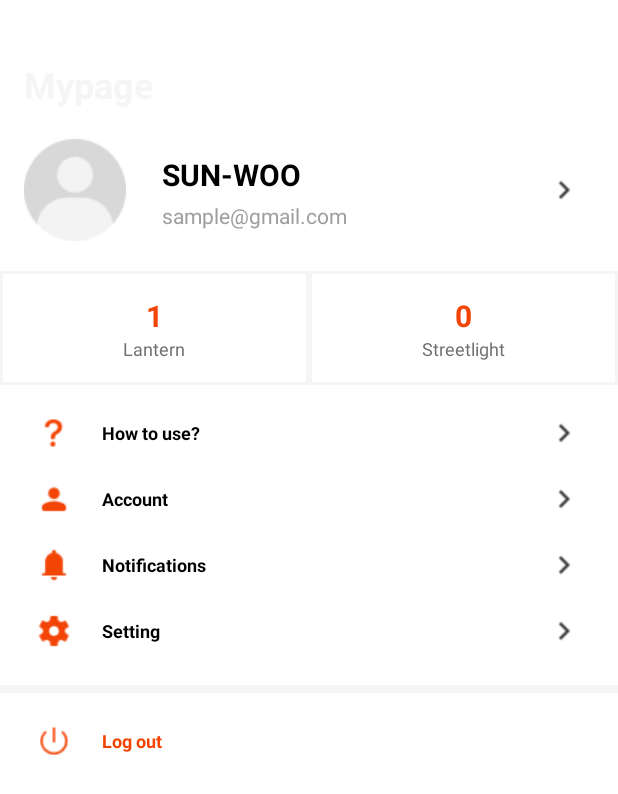
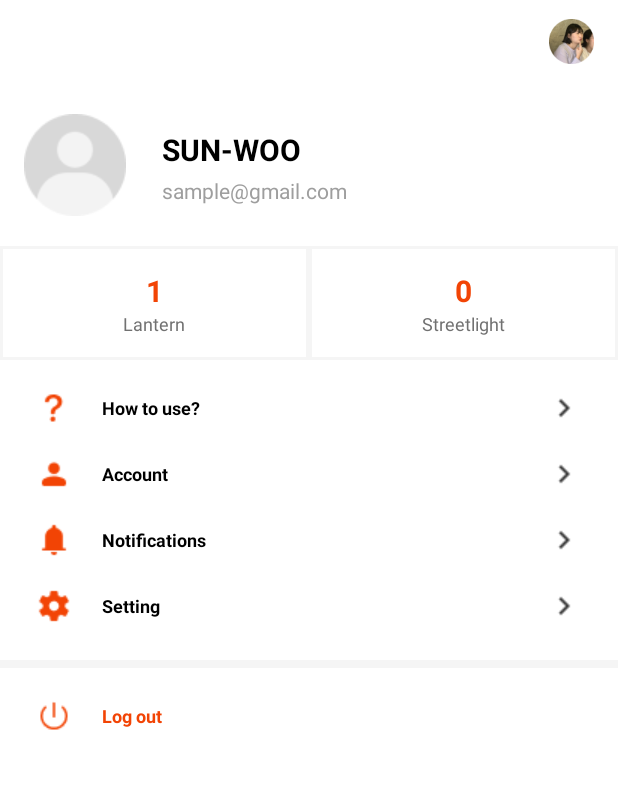
Before and after one commit to JinSunMi/UwalK, an Android app: the layout activity_mypage.xml on its own in the app's theme, with its tools: preview values and no code run, on a phone screen of 412 x 824 dp. Shown: the top 794 px of the screen. Run offline under Robolectric (Android 15) with nearby library versions, the phone set to English and light mode, and no system bars.

Commit message:
Feat: edit gradle

```diff
--- a/app/build.gradle
+++ b/app/build.gradle
@@ -7,6 +7,9 @@ plugins {
 android {
     compileSdk 32
 
+    buildFeatures {
+        viewBinding = true
+    }
     defaultConfig {
         applicationId "com.mirim.uwalk"
         minSdk 21
--- a/app/src/main/java/com/mirim/uwalk/MypageActivity.kt
+++ b/app/src/main/java/com/mirim/uwalk/MypageActivity.kt
@@ -2,8 +2,11 @@ package com.mirim.uwalk
 
 import androidx.appcompat.app.AppCompatActivity
 import android.os.Bundle
+import com.mirim.uwalk.databinding.ActivityMypageBinding
 
 class MypageActivity : AppCompatActivity() {
+    lateinit var binding: ActivityMypageBinding
+
     override fun onCreate(savedInstanceState: Bundle?) {
         super.onCreate(savedInstanceState)
         setContentView(R.layout.activity_mypage)
--- a/app/src/main/res/layout/activity_mypage.xml
+++ b/app/src/main/res/layout/activity_mypage.xml
@@ -6,20 +6,9 @@
     android:layout_height="match_parent"
     tools:context=".MypageActivity">
 
-    <TextView
-        android:layout_width="wrap_content"
-        android:layout_height="wrap_content"
-        android:paddingRight="16dp"
-        android:paddingLeft="16dp"
-        android:text="Mypage"
-        android:textColor="@color/gray6"
-        android:textSize="24dp"
-        android:textStyle="bold"
-        app:layout_constraintLeft_toLeftOf="parent"
-        android:layout_marginTop="40dp"
-        app:layout_constraintTop_toTopOf="parent"
-        android:id="@+id/txt_mypage"/>
-
+    <include
+        layout="@layout/toolbar"
+        android:id="@+id/toolbar" />
     <LinearLayout
         android:paddingRight="16dp"
         android:layout_width="match_parent"
@@ -27,7 +16,7 @@
         android:orientation="horizontal"
         app:layout_constraintLeft_toLeftOf="parent"
         app:layout_constraintRight_toRightOf="parent"
-        app:layout_constraintTop_toBottomOf="@id/txt_mypage"
+        app:layout_constraintTop_toBottomOf="@id/toolbar"
         android:layout_marginTop="20dp"
         android:id="@+id/my_profile_box">
 
@@ -66,17 +55,17 @@
                 android:layout_marginLeft="24dp"
                 android:layout_marginTop="4dp"/>
         </LinearLayout>
-        <View
-            android:layout_width="0dp"
-            android:layout_height="0dp"
-            android:layout_weight="1" />
-        <ImageButton
-            android:layout_width="24dp"
-            android:layout_height="24dp"
-            android:src="@drawable/btn_next"
-            android:background="@color/white"
-            android:layout_marginRight="8dp"
-            android:layout_marginTop="22dp"/>
+<!--        <View-->
+<!--            android:layout_width="0dp"-->
+<!--            android:layout_height="0dp"-->
+<!--            android:layout_weight="1" />-->
+<!--        <ImageButton-->
+<!--            android:layout_width="24dp"-->
+<!--            android:layout_height="24dp"-->
+<!--            android:src="@drawable/btn_next"-->
+<!--            android:background="@color/white"-->
+<!--            android:layout_marginRight="8dp"-->
+<!--            android:layout_marginTop="22dp"/>-->
     </LinearLayout>
     <LinearLayout
         android:layout_width="match_parent"
```
